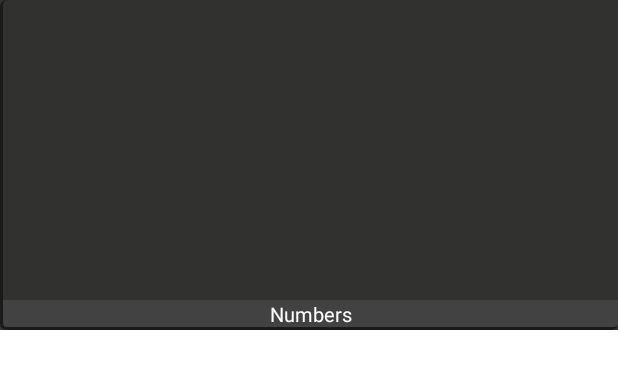
After one commit to mrweikiat/MyMovies, an Android app: the layout layout_fragment_favourites_item.xml on its own in the app's theme, with its tools: preview values and no code run, on a phone screen of 412 x 824 dp. The commit adds this screen. Shown: the top 369 px of the screen. Run offline under Robolectric (Android 15) with nearby library versions, the phone set to English and light mode, and no system bars; Roboto replaces fonts that are not available here.

Commit message:
chore: Implement favourite list using recyclerView

```diff
--- /dev/null
+++ b/app/src/main/res/layout/layout_fragment_favourites_item.xml
@@ -0,0 +1,26 @@
+<?xml version="1.0" encoding="utf-8"?>
+<LinearLayout xmlns:android="http://schemas.android.com/apk/res/android"
+    android:layout_width="match_parent"
+    android:layout_height="wrap_content"
+    android:orientation="vertical"
+    android:gravity="center"
+    android:background="@color/colorBackGroundGrey">
+
+    <ImageView
+        android:id="@+id/image_view_recycler"
+        android:layout_width="match_parent"
+        android:layout_height="200dp"
+        android:background="@drawable/gridview_layout_top"/>
+
+    <TextView
+        android:textAlignment="center"
+        android:gravity="center"
+        android:id="@+id/text_view_recycler"
+        android:layout_width="match_parent"
+        android:layout_height="20dp"
+        android:text="Numbers"
+        android:textColor="@color/white"
+        android:fontFamily="sans-serif"
+        android:background="@drawable/gridview_layout_bottom"
+        android:textSize="13dp"/>
+</LinearLayout>
```
Also changed, not shown: app/src/main/java/com/example/mymovies/ui/favourites/FavouritesFragment.kt (+13 -24 lines), app/src/main/java/com/example/mymovies/ui/favourites/RecyclerFavouriteAdapter.kt (added, +57 -0 lines), app/src/main/res/layout/layout_fragment_favourites.xml (added, +18 -0 lines).
